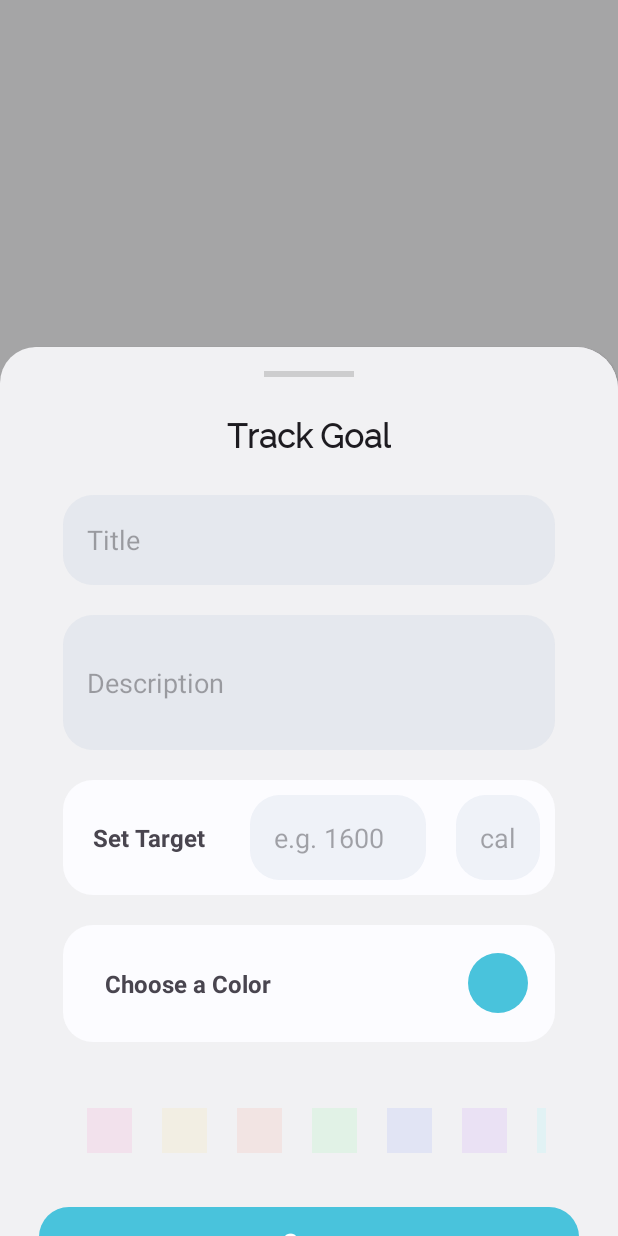
After one commit to mravaneesh/be_alpha, an Android app: the fragment AddTrackGoalBottomSheetFragment shown on its own in the app's theme, on a phone screen of 412 x 824 dp. The commit adds this screen. Run offline under Robolectric (Android 15) with nearby library versions, the phone set to English and light mode, and no system bars.

Commit message:
Added implementation of track tab, some few more additions left.

```diff
--- a/app/src/main/res/values/strings.xml
+++ b/app/src/main/res/values/strings.xml
@@ -12,6 +12,5 @@
     <string name="password">Password</string>
     <string name="show_password">Show Password</string>
     <string name="more_options">More Options</string>
-
     <string name="hello_blank_fragment">Hello blank fragment</string>
 </resources>
--- a/goal/goal_data/src/main/java/com/example/goal_data/mapper/Mappers.kt
+++ b/goal/goal_data/src/main/java/com/example/goal_data/mapper/Mappers.kt
@@ -12,6 +12,8 @@ fun GoalDto.toDomainGoal():Goal{
         frequency = this.frequency,
         selectedDays = this.selectedDays,
         color = this.color.toInt(),
-        reminder = this.reminder
+        reminder = this.reminder,
+        target = this.target,
+        unit = this.unit
     )
 }
--- a/goal/goal_data/src/main/java/com/example/goal_data/model/GoalDto.kt
+++ b/goal/goal_data/src/main/java/com/example/goal_data/model/GoalDto.kt
@@ -9,4 +9,6 @@ data class GoalDto (
     val selectedDays:Int = 7,
     val color: Long =0xFFFFFFFF,
     val reminder: String = "",
+    val target: String = "",
+    val unit: String = ""
 )
--- a/goal/goal_domain/src/main/java/com/example/goal_domain/model/Goal.kt
+++ b/goal/goal_domain/src/main/java/com/example/goal_domain/model/Goal.kt
@@ -1,12 +1,14 @@
 package com.example.goal_domain.model
 
 data class Goal(
-    val id: String,
+    val id: String = "",
     val category: String = "",
     val title: String = "",
     val description: String = "",
     val frequency: String = "Daily",
     val selectedDays:Int = 7,
-    val color: Int ,
+    val color: Int = -1,
     val reminder: String = "",
+    val target: String = "",
+    val unit: String = ""
 )
--- a/goal/goal_ui/src/main/java/com/example/goal_ui/view/addGoal/AddGoalViewModel.kt
+++ b/goal/goal_ui/src/main/java/com/example/goal_ui/view/addGoal/AddGoalViewModel.kt
@@ -8,12 +8,18 @@ class AddGoalViewModel: ViewModel() {
     private val _selectedColor = MutableLiveData<Int>()
     val selectedColor: LiveData<Int> get() = _selectedColor
 
+    private val _trackSelectedColor = MutableLiveData<Int>()
+    val trackSelectedColor: LiveData<Int> get() = _trackSelectedColor
+
     private val _selectedTime = MutableLiveData<String>()
     val selectedTime: LiveData<String> get() = _selectedTime
 
     fun setColor(color: Int) {
         _selectedColor.value = color
     }
+    fun setTrackColor(color: Int) {
+        _trackSelectedColor.value = color
+    }
 
     fun setTime(time: String) {
         _selectedTime.value = time
--- /dev/null
+++ b/goal/goal_ui/src/main/java/com/example/goal_ui/view/addGoal/AddTrackGoalBottomSheetFragment.kt
@@ -0,0 +1,92 @@
+package com.example.goal_ui.view.addGoal
+
+import android.graphics.Color
+import android.os.Bundle
+import android.view.LayoutInflater
+import android.view.View
+import android.view.ViewGroup
+import android.widget.Toast
+import androidx.core.content.ContextCompat
+import androidx.fragment.app.activityViewModels
+import androidx.recyclerview.widget.LinearLayoutManager
+import androidx.recyclerview.widget.RecyclerView
+import com.example.goal_domain.model.Goal
+import com.example.goal_ui.R
+import com.example.goal_ui.databinding.BottomSheetTrackGoalBinding
+import com.google.android.material.bottomsheet.BottomSheetDialogFragment
+import java.util.UUID
+
+class AddTrackGoalBottomSheetFragment : BottomSheetDialogFragment() {
+    private var _binding: BottomSheetTrackGoalBinding? = null
+    private val binding get() = _binding!!
+    private lateinit var colorAdapter: TrackColorAdapter
+    private lateinit var recyclerView: RecyclerView
+    private val viewModel: AddGoalViewModel by activityViewModels()
+    private var selectedColor: Int = Color.BLACK  // Default color
+    private val colors = listOf(Color.RED, Color.BLUE, Color.GREEN, Color.YELLOW, Color.CYAN)
+
+
+    override fun onCreateView(
+        inflater: LayoutInflater, container: ViewGroup?,
+        savedInstanceState: Bundle?
+    ): View {
+        _binding = BottomSheetTrackGoalBinding.inflate(inflater, container, false)
+        recyclerView = binding.rvColorPicker
+
+        binding.btnSaveGoal.setOnClickListener {
+            val title = binding.etGoalTitle.text.toString().trim()
+            val description = binding.etGoalDescription.text.toString().trim()
+            val target = binding.etTarget.text.toString().trim()
+            val unit = binding.etUnit.text.toString().trim()
+
+            if (title.isEmpty() || target.isEmpty()) {
+                Toast.makeText(requireContext(), "Title and Target are required", Toast.LENGTH_SHORT).show()
+                return@setOnClickListener
+            }
+
+            // Save to Firestore or pass back to ViewModel
+            val newGoal = Goal(
+                id = UUID.randomUUID().toString(),
+                title = title,
+                description = description,
+                target = target,
+                unit = unit,
+                color = selectedColor
+            )
+
+            // Pass newGoal to ViewModel or Firestore logic
+            dismiss()  // Close bottom sheet
+        }
+        return binding.root
+    }
+    override fun onViewCreated(view: View, savedInstanceState: Bundle?) {
+        super.onViewCreated(view, savedInstanceState)
+        setupRecyclerView()
+    }
+
+    private fun setupRecyclerView() {
+        val colors = listOf(
+            ContextCompat.getColor(requireContext(), R.color.color4),
+            ContextCompat.getColor(requireContext(), R.color.color7),
+            ContextCompat.getColor(requireContext(), R.color.color1),
+            ContextCompat.getColor(requireContext(), R.color.color2),
+            ContextCompat.getColor(requireContext(), R.color.color3),
+            ContextCompat.getColor(requireContext(), R.color.color5),
+            ContextCompat.getColor(requireContext(), R.color.color6)
+        )
+        val layoutManager = LinearLayoutManager(requireContext(), LinearLayoutManager.HORIZONTAL, false)
+        recyclerView.layoutManager = layoutManager
+
+        colorAdapter = TrackColorAdapter(colors) { selectedColor ->
+            viewModel.setTrackColor(selectedColor)
+            dismiss()
+        }
+        recyclerView.adapter = colorAdapter
+    }
+
+
+    override fun onDestroyView() {
+        super.onDestroyView()
+        _binding = null
+    }
+}
--- /dev/null
+++ b/goal/goal_ui/src/main/java/com/example/goal_ui/view/addGoal/TrackColorAdapter.kt
@@ -0,0 +1,34 @@
+package com.example.goal_ui.view.addGoal
+
+import android.view.LayoutInflater
+import android.view.View
+import android.view.ViewGroup
+import androidx.recyclerview.widget.RecyclerView
+import com.example.goal_ui.R
+
+class TrackColorAdapter(
+    private val colors: List<Int>,
+    private val onColorSelected: (Int) -> Unit
+) : RecyclerView.Adapter<TrackColorAdapter.ColorViewHolder>() {
+
+    inner class ColorViewHolder(view: View) : RecyclerView.ViewHolder(view) {
+        val colorView: View = view.findViewById(R.id.colorItem)
+    }
+
+    override fun onCreateViewHolder(parent: ViewGroup, viewType: Int): ColorViewHolder {
+        val view = LayoutInflater.from(parent.context)
+            .inflate(R.layout.item_color, parent, false)
+        return ColorViewHolder(view)
+    }
+
+    override fun onBindViewHolder(holder: ColorViewHolder, position: Int) {
+        val color = colors[position]
+        holder.colorView.setBackgroundColor(color)
+
+        holder.itemView.setOnClickListener {
+            onColorSelected(color) // Pass selected color to fragment
+        }
+    }
+
+    override fun getItemCount(): Int = colors.size
+}
--- a/goal/goal_ui/src/main/java/com/example/goal_ui/view/pagerFragment/HabitFragment.kt
+++ b/goal/goal_ui/src/main/java/com/example/goal_ui/view/pagerFragment/HabitFragment.kt
@@ -39,7 +39,6 @@ class HabitFragment : Fragment() {
         return binding.root
     }
 
-
     private fun fetchHabitGoals() {
         viewModel.loadHabitGoals(userId,"Habit",requireContext())
         observeData()
--- a/goal/goal_ui/src/main/java/com/example/goal_ui/view/pagerFragment/OverallFragment.kt
+++ b/goal/goal_ui/src/main/java/com/example/goal_ui/view/pagerFragment/OverallFragment.kt
@@ -1,10 +1,10 @@
 package com.example.goal_ui.view.pagerFragment
 
 import android.os.Bundle
-import androidx.fragment.app.Fragment
 import android.view.LayoutInflater
 import android.view.View
 import android.view.ViewGroup
+import androidx.fragment.app.Fragment
 import androidx.fragment.app.activityViewModels
 import androidx.lifecycle.lifecycleScope
 import androidx.recyclerview.widget.LinearLayoutManager
--- a/goal/goal_ui/src/main/res/drawable/bg_color_picker.xml
+++ b/goal/goal_ui/src/main/res/drawable/bg_color_picker.xml
@@ -1,6 +1,6 @@
 <?xml version="1.0" encoding="utf-8"?>
 <shape xmlns:android="http://schemas.android.com/apk/res/android"
     android:shape="rectangle">
-    <solid android:color="@color/option1"/>
+    <solid android:color="@android:color/transparent"/>
     <corners android:radius="8dp"/>
 </shape>
--- a/goal/goal_ui/src/main/res/drawable/bg_general.xml
+++ b/goal/goal_ui/src/main/res/drawable/bg_general.xml
@@ -1,6 +1,7 @@
 <?xml version="1.0" encoding="utf-8"?>
 <shape xmlns:android="http://schemas.android.com/apk/res/android"
     android:shape="rectangle">
-    <solid android:color="@android:color/transparent"/>
+<!--    <solid android:color="@android:color/transparent"/>-->
+    <solid android:color="@color/link_color"/>
     <corners android:radius="20dp"/>
 </shape>
--- /dev/null
+++ b/goal/goal_ui/src/main/res/layout/bottom_sheet_track_goal.xml
@@ -0,0 +1,169 @@
+<?xml version="1.0" encoding="utf-8"?>
+<LinearLayout
+    xmlns:android="http://schemas.android.com/apk/res/android"
+    xmlns:app="http://schemas.android.com/apk/res-auto"
+    android:layout_width="match_parent"
+    android:layout_height="match_parent"
+    android:background="@drawable/bg_bottom_sheet"
+    android:orientation="vertical"
+    android:padding="16dp"
+    android:gravity="center"
+    android:fitsSystemWindows="true"
+    android:clipToPadding="false">
+
+    <!-- Scroll Handle (Top Horizontal Line) -->
+    <View
+        android:layout_width="60dp"
+        android:layout_height="4dp"
+        android:layout_gravity="center"
+        android:background="@android:color/darker_gray"
+        android:layout_marginBottom="10dp"
+        android:alpha="0.5"/>
+
+    <TextView
+        android:id="@+id/tvTitle"
+        android:layout_width="wrap_content"
+        android:layout_height="wrap_content"
+        android:text="@string/track_goal"
+        android:fontFamily="@font/raleway_regular"
+        android:textAppearance="?android:attr/textAppearanceLarge"
+        android:textStyle="bold"
+        android:layout_margin="8dp"
+        android:padding="8dp"/>
+
+    <androidx.core.widget.NestedScrollView
+        android:id="@+id/scrollView"
+        android:layout_width="match_parent"
+        android:layout_height="match_parent"
+        android:scrollbars="none"
+        app:layout_behavior="@string/appbar_scrolling_view_behavior">
+
+        <LinearLayout
+            android:layout_width="match_parent"
+            android:layout_height="wrap_content"
+            android:orientation="vertical"
+            android:paddingHorizontal="16dp">
+
+    <EditText
+        android:id="@+id/etGoalTitle"
+        android:layout_width="match_parent"
+        android:layout_height="60dp"
+        android:layout_margin="10dp"
+        android:hint="@string/title"
+        android:background="@drawable/bg_tab_select"
+        android:backgroundTint="@color/et_bg"
+        android:padding="16dp"/>
+
+    <EditText
+        android:id="@+id/etGoalDescription"
+        android:layout_width="match_parent"
+        android:layout_height="90dp"
+        android:hint="@string/description"
+        android:background="@drawable/bg_tab_select"
+        android:backgroundTint="@color/et_bg"
+        android:padding="16dp"
+        android:layout_margin="10dp"/>
+
+    <!-- Target Input with Unit beside it -->
+    <LinearLayout
+        android:layout_width="match_parent"
+        android:layout_height="wrap_content"
+        android:orientation="horizontal"
+        android:background="@drawable/bg_tab_select"
+        android:layout_margin="10dp">
+
+        <TextView
+            android:id="@+id/tvSetTarget"
+            android:layout_width="wrap_content"
+            android:layout_height="wrap_content"
+            android:text="@string/set_target"
+            android:textSize="16sp"
+            android:textStyle="bold"
+            android:layout_margin="10dp"
+            android:layout_gravity="center_vertical"
+            android:padding="10dp"/>
+
+        <EditText
+            android:id="@+id/etTarget"
+            android:layout_width="0dp"
+            android:layout_height="wrap_content"
+            android:layout_weight="1"
+            android:hint="e.g. 1600"
+            android:background="@drawable/bg_tab_select"
+            android:backgroundTint="@color/et_bg"
+            android:padding="16dp"
+            android:layout_margin="10dp"
+            android:inputType="numberDecimal"/>
+
+        <EditText
+            android:id="@+id/etUnit"
+            android:layout_width="wrap_content"
+            android:layout_height="wrap_content"
+            android:hint="cal"
+            android:background="@drawable/bg_tab_select"
+            android:backgroundTint="@color/et_bg"
+            android:padding="16dp"
+            android:layout_margin="10dp"/>
+    </LinearLayout>
+
+    <LinearLayout
+        android:layout_width="match_parent"
+        android:layout_height="wrap_content"
+        android:orientation="horizontal"
+        android:background="@drawable/bg_tab_select"
+        android:layout_margin="10dp"
+        android:padding="8dp"
+        android:gravity="center_vertical">
+
+        <TextView
+            android:id="@+id/tvColorLabel"
+            android:layout_width="0dp"
+            android:layout_weight="1"
+            android:layout_height="wrap_content"
+            android:text="@string/choose_a_color"
+            android:textSize="16sp"
+            android:textStyle="bold"
+            android:padding="10dp"
+            android:layout_margin="10dp"/>
+
+        <View
+            android:id="@+id/colorPreview"
+            android:layout_width="40dp"
+            android:layout_height="40dp"
+            android:layout_margin="10dp"
+            android:layout_marginStart="10dp"
+            android:background="@drawable/bg_general"
+            android:backgroundTint="@color/button_primary"
+            android:clickable="true"
+            android:focusable="true"
+            android:layout_gravity="center_vertical" />
+    </LinearLayout>
+
+    <androidx.recyclerview.widget.RecyclerView
+        android:id="@+id/rvColorPicker"
+        android:layout_width="match_parent"
+        android:layout_height="wrap_content"
+        android:layout_marginTop="8dp"
+        android:padding="16dp"
+        android:layout_gravity="center"
+        android:visibility="visible"
+        android:scrollbars="none"/>
+        </LinearLayout>
+    </androidx.core.widget.NestedScrollView>
+
+
+    <!-- Save Button -->
+    <TextView
+        android:id="@+id/btnSaveGoal"
+        android:layout_width="match_parent"
+        android:layout_height="wrap_content"
+        android:padding="12dp"
+        android:gravity="center"
+        android:textStyle="bold"
+        android:textSize="16sp"
+        android:textColor="@color/white"
+        android:text="Save"
+        android:background="@drawable/bg_tab_select"
+        android:backgroundTint="@color/button_primary"
+        android:layout_margin="10dp" />
+</LinearLayout>
--- a/goal/goal_ui/src/main/res/layout/fragment_track.xml
+++ b/goal/goal_ui/src/main/res/layout/fragment_track.xml
@@ -1,8 +1,7 @@
 <?xml version="1.0" encoding="utf-8"?>
-<LinearLayout xmlns:android="http://schemas.android.com/apk/res/android"
+<RelativeLayout xmlns:android="http://schemas.android.com/apk/res/android"
     android:layout_width="match_parent"
     android:layout_height="match_parent"
-    android:orientation="vertical"
     android:padding="8dp">
 
     <androidx.recyclerview.widget.RecyclerView
@@ -11,5 +10,4 @@
         android:layout_height="match_parent"
         android:clipToPadding="false"
         android:scrollbars="vertical" />
-
-</LinearLayout>
+</RelativeLayout>
--- a/goal/goal_ui/src/main/res/values/strings.xml
+++ b/goal/goal_ui/src/main/res/values/strings.xml
@@ -13,4 +13,10 @@
     <string name="choose_a_color">Choose a Color</string>
     <string name="reminder">Reminder</string>
     <string name="add_habit">Add Habit</string>
+    <string name="add_track_goals">Add Track Goals</string>
+    <string name="set_target">Set Target</string>
+    <string name="add_goal">Add Goal</string>
+    <string name="title">Title</string>
+    <string name="description">Description</string>
+    <string name="track_goal">Track Goal</string>
 </resources>
```
Also changed, not shown: goal/goal_ui/src/main/java/com/example/goal_ui/view/GoalFragment.kt (+8 -0 lines), goal/goal_ui/src/main/java/com/example/goal_ui/view/addGoal/AddGoalFragment.kt (+12 -12 lines), goal/goal_ui/src/main/java/com/example/goal_ui/view/pagerFragment/TrackFragment.kt (+39 -34 lines), goal/goal_ui/src/main/res/layout/fragment_add_goal.xml (+7 -4 lines), goal/goal_ui/src/main/res/layout/track_item_goal.xml (+35 -9 lines).
